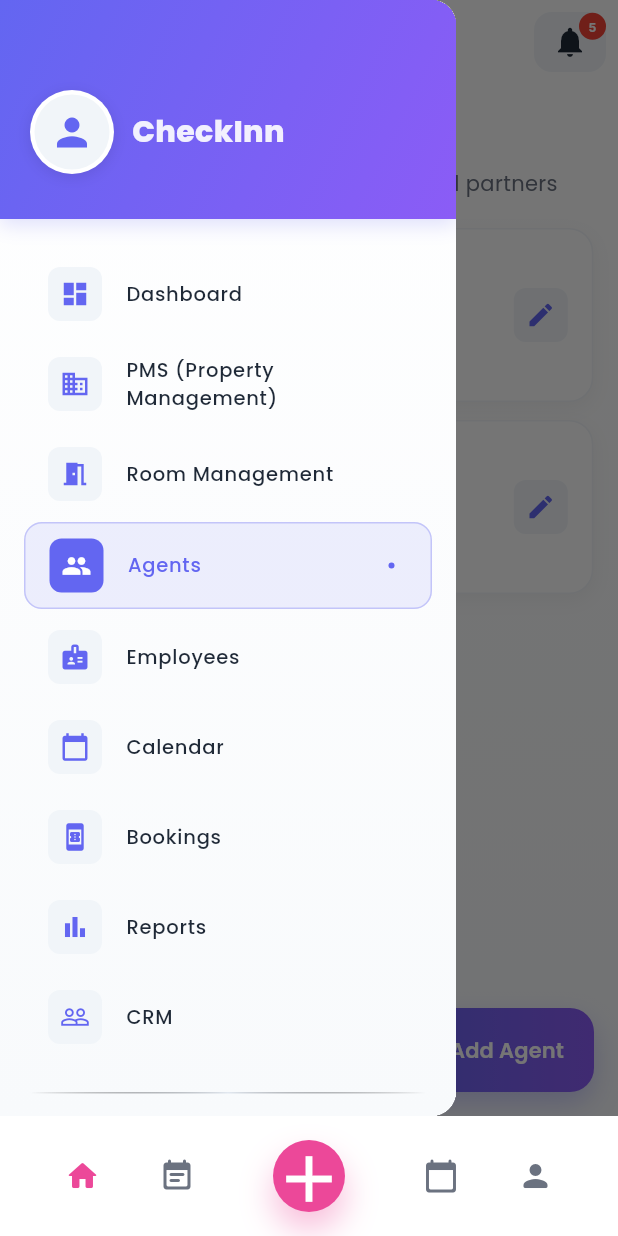
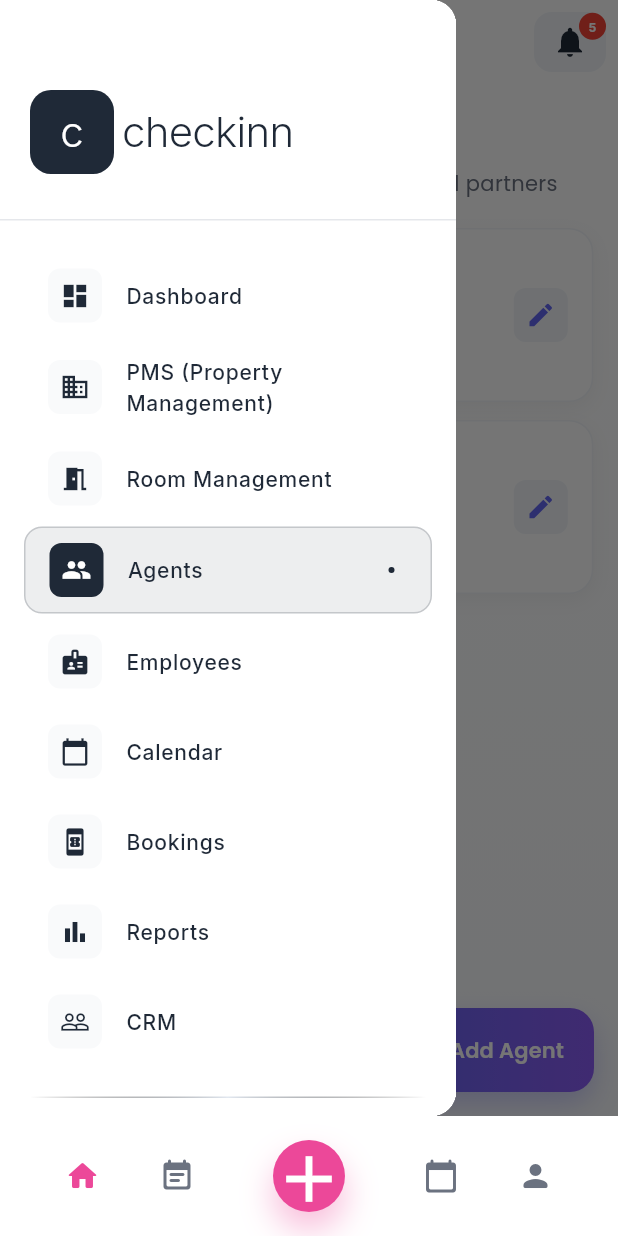
Before and after one commit to Rohanx1708/checkinn-mobile-app, a Flutter app: the AgentUi screen opened by its route, with the side drawer open, on a phone screen of 412 x 824 dp. Run offline on Flutter 3.47's test engine with Material 3 defaults, Android fonts, the phone set to English and light mode, and no system bars; our stand-ins replace fl_chart, flutter_riverpod, google_fonts, image_picker, shared_preferences; accounts and stored records are empty; network calls fail.

Commit message:
changed theme of the drawer according to app theme

```diff
--- a/lib/screens/Dashboard/widget/drawer_widget.dart
+++ b/lib/screens/Dashboard/widget/drawer_widget.dart
@@ -1,6 +1,7 @@
 import 'package:flutter/material.dart';
 import 'package:google_fonts/google_fonts.dart';
 import '../../../widgets/common_app_bar.dart';
+import '../../../widgets/checkinn_logo.dart';
 
 class DrawerWidget extends StatelessWidget {
   const DrawerWidget({super.key});
@@ -15,87 +16,33 @@ class DrawerWidget extends StatelessWidget {
     return Drawer(
       child: Container(
         decoration: const BoxDecoration(
-          gradient: LinearGradient(
-            begin: Alignment.topCenter,
-            end: Alignment.bottomCenter,
-            colors: [
-              Colors.white,
-              Color(0xFFF8FAFC),
-            ],
-          ),
+          color: Colors.white,
         ),
         child: ListView(
           padding: EdgeInsets.zero,
           children: [
-            // Drawer header with gradient
+            // Drawer header with logo
             Container(
-              padding: const EdgeInsets.fromLTRB(20, 60, 20, 20),
-              decoration: BoxDecoration(
-                gradient: LinearGradient(
-                  colors: [
-                    const Color(0xFF6366F1),
-                    const Color(0xFF8B5CF6),
-                  ],
-                  begin: Alignment.topLeft,
-                  end: Alignment.bottomRight,
+              padding: const EdgeInsets.fromLTRB(20, 60, 20, 30),
+              decoration: const BoxDecoration(
+                color: Colors.white,
+                border: Border(
+                  bottom: BorderSide(
+                    color: Color(0xFFE5E7EB),
+                    width: 1,
+                  ),
                 ),
-                boxShadow: [
-                  BoxShadow(
-                    color: const Color(0xFF6366F1).withOpacity(0.2),
-                    blurRadius: 10,
-                    offset: const Offset(0, 4),
-                  ),
-                ],
               ),
               child: Column(
                 crossAxisAlignment: CrossAxisAlignment.start,
                 children: [
-                  // Profile section
-                  Row(
-                    children: [
-                      Container(
-                        padding: const EdgeInsets.all(3),
-                        decoration: BoxDecoration(
-                          color: Colors.white,
-                          shape: BoxShape.circle,
-                          boxShadow: [
-                            BoxShadow(
-                              color: Colors.black.withOpacity(0.1),
-                              blurRadius: 8,
-                              offset: const Offset(0, 2),
-                            ),
-                          ],
-                        ),
-                        child: const CircleAvatar(
-                          radius: 25,
-                          backgroundColor: Color(0xFFF1F5F9),
-                          child: Icon(
-                            Icons.person,
-                            size: 30,
-                            color: Color(0xFF6366F1),
-                          ),
-                        ),
-                      ),
-                      const SizedBox(width: 12),
-                      Expanded(
-                        child: Column(
-                          crossAxisAlignment: CrossAxisAlignment.start,
-                          children: [
-
-                            Text(
-                              'CheckInn',
-                              style: GoogleFonts.poppins(
-                                color: Colors.white.withOpacity(0.9),
-                                fontSize: 20,
-                                fontWeight: FontWeight.w800,
-                              ),
-                            ),
-                          ],
-                        ),
-                      ),
-                    ],
+                  // Logo section
+                  const CheckInnLogo(
+                    iconSize: 56,
+                    fontSize: 28,
+                    alignment: MainAxisAlignment.start,
+                    textColor: Color(0xFF1F2937),
                   ),
-                  const SizedBox(height: 10),
                 ],
               ),
             ),
@@ -221,8 +168,8 @@ class DrawerWidget extends StatelessWidget {
                   ),
                   title: Text(
                     'Logout',
-                    style: GoogleFonts.poppins(
-                      fontWeight: FontWeight.w600,
+                    style: GoogleFonts.inter(
+                      fontWeight: FontWeight.w500,
                       color: const Color(0xFFEF4444),
                       fontSize: 14,
                     ),
@@ -257,7 +204,7 @@ class DrawerWidget extends StatelessWidget {
         const SizedBox(height: 4),
         Text(
           value,
-          style: GoogleFonts.poppins(
+          style: GoogleFonts.inter(
             color: Colors.white,
             fontSize: 13,
             fontWeight: FontWeight.bold,
@@ -265,7 +212,7 @@ class DrawerWidget extends StatelessWidget {
         ),
         Text(
           label,
-          style: GoogleFonts.poppins(
+          style: GoogleFonts.inter(
             color: Colors.white.withOpacity(0.8),
             fontSize: 10,
             fontWeight: FontWeight.w500,
@@ -286,10 +233,10 @@ class DrawerWidget extends StatelessWidget {
       padding: const EdgeInsets.symmetric(horizontal: 16, vertical: 2),
       child: Container(
         decoration: BoxDecoration(
-          color: isActive ? const Color(0xFF6366F1).withOpacity(0.1) : Colors.transparent,
+          color: isActive ? const Color(0xFF1F2937).withOpacity(0.08) : Colors.transparent,
           borderRadius: BorderRadius.circular(12),
           border: isActive
-              ? Border.all(color: const Color(0xFF6366F1).withOpacity(0.3), width: 1)
+              ? Border.all(color: const Color(0xFF1F2937).withOpacity(0.2), width: 1)
               : null,
         ),
         child: ListTile(
@@ -297,26 +244,26 @@ class DrawerWidget extends StatelessWidget {
             padding: const EdgeInsets.all(8),
             decoration: BoxDecoration(
               color: isActive
-                  ? const Color(0xFF6366F1)
-                  : const Color(0xFFF1F5F9),
+                  ? const Color(0xFF1F2937)
+                  : const Color(0xFFF9FAFB),
               borderRadius: BorderRadius.circular(8),
             ),
             child: Icon(
               icon,
               color: isActive
                   ? Colors.white
-                  : const Color(0xFF6366F1),
+                  : const Color(0xFF1F2937),
               size: 20,
             ),
           ),
           title: Text(
             title,
-            style: GoogleFonts.poppins(
+            style: GoogleFonts.inter(
               fontWeight: FontWeight.w500,
               color: isActive
-                  ? const Color(0xFF6366F1)
+                  ? const Color(0xFF1F2937)
                   : const Color(0xFF1F2937),
-              fontSize: 13,
+              fontSize: 14,
             ),
           ),
           trailing: isActive
@@ -324,7 +271,7 @@ class DrawerWidget extends StatelessWidget {
                   width: 4,
                   height: 4,
                   decoration: const BoxDecoration(
-                    color: Color(0xFF6366F1),
+                    color: Color(0xFF1F2937),
                     shape: BoxShape.circle,
                   ),
                 )
@@ -370,7 +317,7 @@ class DrawerWidget extends StatelessWidget {
               const SizedBox(width: 12),
               Text(
                 'Logout',
-                style: GoogleFonts.poppins(
+                style: GoogleFonts.inter(
                   fontWeight: FontWeight.w600,
                   color: const Color(0xFF1F2937),
                 ),
@@ -379,7 +326,7 @@ class DrawerWidget extends StatelessWidget {
           ),
           content: Text(
             'Are you sure you want to logout?',
-            style: GoogleFonts.poppins(
+            style: GoogleFonts.inter(
               color: const Color(0xFF6B7280),
             ),
           ),
@@ -388,7 +335,7 @@ class DrawerWidget extends StatelessWidget {
               onPressed: () => Navigator.pop(context),
               child: Text(
                 'Cancel',
-                style: GoogleFonts.poppins(
+                style: GoogleFonts.inter(
                   color: const Color(0xFF6B7280),
                   fontWeight: FontWeight.w500,
                 ),
@@ -418,7 +365,7 @@ class DrawerWidget extends StatelessWidget {
                 },
                 child: Text(
                   'Logout',
-                  style: GoogleFonts.poppins(
+                  style: GoogleFonts.inter(
                     color: Colors.white,
                     fontWeight: FontWeight.w600,
                   ),
```
